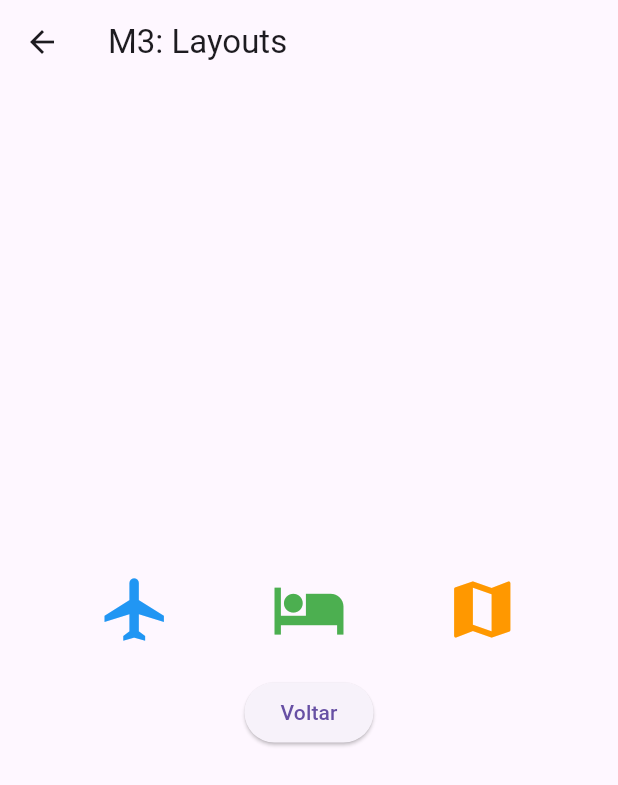
After one commit to Josemar-Gomes/explore_mundo, a Flutter app: the Micro3Screen screen opened by its route, on a phone screen of 412 x 824 dp. The commit adds this screen. Shown: the top 785 px of the screen. Run offline on Flutter 3.47's test engine with Material 3 defaults, Android fonts, the phone set to English and light mode, and no system bars.

Commit message:
feat: microatividade 3 concluida

```diff
--- a/lib/main.dart
+++ b/lib/main.dart
@@ -3,6 +3,7 @@ import 'screens/home_screen.dart';
 import 'screens/detail_screen.dart';
 import 'screens/micro1_screen.dart';
 import 'screens/micro2_screen.dart';
+import 'screens/micro3_screen.dart';
 
 void main() {
   runApp(const ExploreMundoApp());
@@ -23,6 +24,7 @@ class ExploreMundoApp extends StatelessWidget {
         '/detail': (context) => const DetailScreen(),
         '/micro1': (context) => const Micro1Screen(),
         '/micro2': (context) => const Micro2Screen(),
+        '/micro3': (context) => const Micro3Screen(),
       },
     );
   }
--- /dev/null
+++ b/lib/screens/micro3_screen.dart
@@ -0,0 +1,30 @@
+import 'package:flutter/material.dart';
+
+class Micro3Screen extends StatelessWidget {
+  const Micro3Screen({super.key});
+
+  @override
+  Widget build(BuildContext context) {
+    return Scaffold(
+      appBar: AppBar(title: const Text('M3: Layouts')),
+      body: Column(
+        mainAxisAlignment: MainAxisAlignment.center,
+        children: [
+          const Row(
+            mainAxisAlignment: MainAxisAlignment.spaceEvenly,
+            children: [
+              Icon(Icons.flight, size: 50, color: Colors.blue),
+              Icon(Icons.hotel, size: 50, color: Colors.green),
+              Icon(Icons.map, size: 50, color: Colors.orange),
+            ],
+          ),
+          const SizedBox(height: 20),
+          ElevatedButton(
+            onPressed: () => Navigator.pop(context),
+            child: const Text('Voltar'),
+          ),
+        ],
+      ),
+    );
+  }
+}
```
